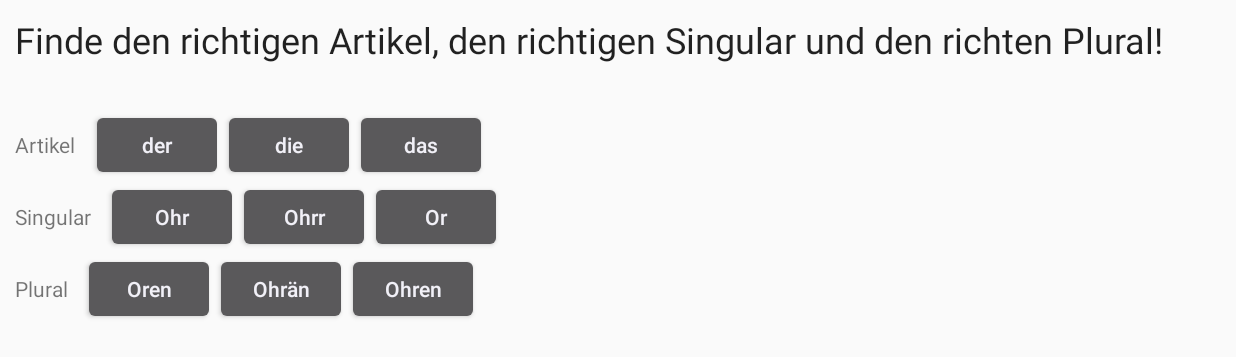
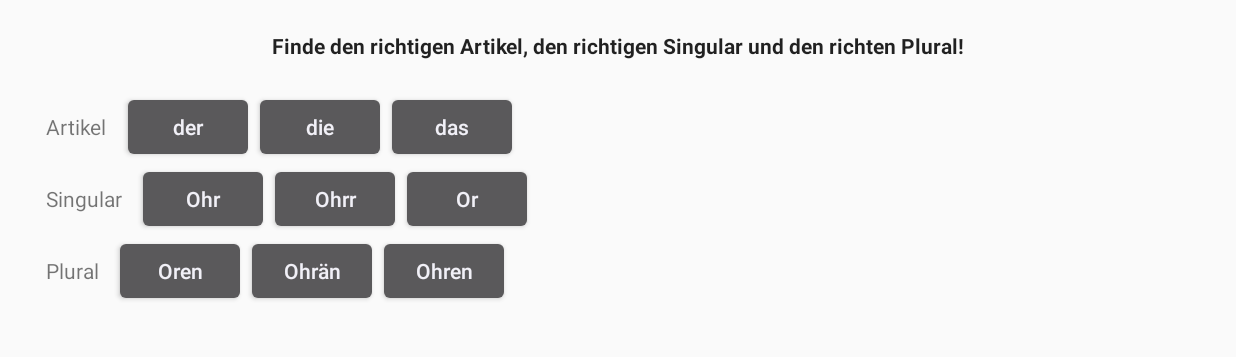
Before and after one commit to Kug5/UebenLollipop5_0, an Android app: the GermanSingularPluralActivity screen opened directly, with no data from a screen before it, on a phone screen of 824 x 412 dp (held sideways). Shown: the top 357 px of the screen. Run offline under Robolectric (Android 15) with nearby library versions, the phone set to English and light mode, and no system bars.

Commit message:
fixed layout in Singular/Plural and hopefully fixed TYPE_TEXT_FLAG_NO_SUGGESTIONS

```diff
--- a/app/build.gradle
+++ b/app/build.gradle
@@ -5,8 +5,8 @@ android {
     defaultConfig {
         applicationId "com.example.greiser.uebenlollipop5_0"
         minSdkVersion 21
-        versionCode 3
-        versionName "2.2.0"
+        versionCode 5
+        versionName "2.2.2"
         testInstrumentationRunner "android.support.test.runner.AndroidJUnitRunner"
     }
     buildTypes {
--- a/app/src/main/java/com/example/greiser/uebenlollipop5_0/activities/NameActivity.java
+++ b/app/src/main/java/com/example/greiser/uebenlollipop5_0/activities/NameActivity.java
@@ -6,6 +6,7 @@ import android.graphics.Color;
 import android.os.Bundle;
 import android.support.annotation.NonNull;
 import android.support.v7.app.AppCompatActivity;
+import android.text.InputType;
 import android.view.KeyEvent;
 import android.view.View;
 import android.view.inputmethod.EditorInfo;
@@ -74,6 +75,7 @@ public class NameActivity extends AppCompatActivity {
                     public void onClick(View v) {
                         inputName.setVisibility(View.VISIBLE);
                         inputName.requestFocus();
+                        inputName.setInputType(InputType.TYPE_TEXT_FLAG_NO_SUGGESTIONS | InputType.TYPE_TEXT_VARIATION_VISIBLE_PASSWORD);
                         InputMethodManager imm =
                                 (InputMethodManager) getSystemService(Context.INPUT_METHOD_SERVICE);
                         imm.showSoftInput(inputName, InputMethodManager.SHOW_FORCED);
--- a/app/src/main/java/com/example/greiser/uebenlollipop5_0/activities/german/GermanKonjugationActivity.java
+++ b/app/src/main/java/com/example/greiser/uebenlollipop5_0/activities/german/GermanKonjugationActivity.java
@@ -281,7 +281,7 @@ public class GermanKonjugationActivity extends AppCompatActivity {
                         toTest.setBackgroundColor(BACKGROUND_COLOR_INIT);
                         toTest.setVisibility(View.VISIBLE);
                         toTest.requestFocus();
-                        toTest.setInputType(InputType.TYPE_TEXT_FLAG_NO_SUGGESTIONS);
+                        toTest.setInputType(InputType.TYPE_TEXT_FLAG_NO_SUGGESTIONS | InputType.TYPE_TEXT_VARIATION_VISIBLE_PASSWORD);
                         InputMethodManager imm =
                                 (InputMethodManager) getSystemService(Context.INPUT_METHOD_SERVICE);
                         imm.showSoftInput(toTest, InputMethodManager.SHOW_FORCED);
@@ -300,7 +300,7 @@ public class GermanKonjugationActivity extends AppCompatActivity {
                         v.setText(userInput);
                         v.setSelection(userInput.length());
                         v.requestFocus();
-                        v.setInputType(InputType.TYPE_TEXT_FLAG_NO_SUGGESTIONS);
+                        v.setInputType(InputType.TYPE_TEXT_FLAG_NO_SUGGESTIONS | InputType.TYPE_TEXT_VARIATION_VISIBLE_PASSWORD);
                         InputMethodManager imm =
                                 (InputMethodManager) getSystemService(Context.INPUT_METHOD_SERVICE);
                         imm.showSoftInput(v, InputMethodManager.SHOW_FORCED);
--- a/app/src/main/java/com/example/greiser/uebenlollipop5_0/activities/german/GermanWriteActivity.java
+++ b/app/src/main/java/com/example/greiser/uebenlollipop5_0/activities/german/GermanWriteActivity.java
@@ -168,7 +168,7 @@ public class GermanWriteActivity extends AppCompatActivity {
                         preset.setVisibility(View.INVISIBLE);
                         layoutInput.setVisibility(View.VISIBLE);
                         userInput.requestFocus();
-                        userInput.setInputType(InputType.TYPE_TEXT_FLAG_NO_SUGGESTIONS);
+                        userInput.setInputType(InputType.TYPE_TEXT_FLAG_NO_SUGGESTIONS | InputType.TYPE_TEXT_VARIATION_VISIBLE_PASSWORD);
                         InputMethodManager imm =
                                 (InputMethodManager) getSystemService(Context.INPUT_METHOD_SERVICE);
                         imm.showSoftInput(userInput, InputMethodManager.SHOW_FORCED);
--- a/app/src/main/res/layout/activity_deutsch_singular_plural.xml
+++ b/app/src/main/res/layout/activity_deutsch_singular_plural.xml
@@ -4,6 +4,7 @@
     xmlns:tools="http://schemas.android.com/tools"
     android:layout_width="match_parent"
     android:layout_height="match_parent"
+    android:layout_margin="15dp"
     android:orientation="vertical"
     tools:context=".activities.german.GermanSingularPluralActivity">
 
@@ -11,24 +12,29 @@
         android:id="@+id/explanation"
         android:layout_width="match_parent"
         android:layout_height="wrap_content"
-        android:layout_margin="10dp"
+        android:padding="5dp"
         android:text="Finde den richtigen Artikel, den richtigen Singular und den richten Plural!"
-        android:textAlignment="viewStart"
-        android:textAppearance="@style/TextAppearance.AppCompat.Headline" />
+        android:textAlignment="center"
+        android:textAppearance="@style/TextAppearance.AppCompat.Headline"
+        android:textSize="14sp"
+        android:textStyle="bold" />
 
-    <ImageView
-        android:id="@+id/imageSingular"
+    <LinearLayout
         android:layout_width="match_parent"
-        android:layout_height="wrap_content"
-        android:layout_margin="10dp"
-        app:srcCompat="@android:drawable/btn_star_big_on" />
+        android:layout_height="match_parent"
+        android:orientation="horizontal"
+        android:padding="15dp">
+
+
+        <LinearLayout
+            android:layout_width="wrap_content"
+            android:layout_height="match_parent"
+            android:orientation="vertical">
 
             <LinearLayout
                 android:id="@+id/layoutArticle"
                 android:layout_width="match_parent"
                 android:layout_height="wrap_content"
-        android:layout_marginLeft="10dp"
-        android:layout_marginRight="10dp"
                 android:orientation="horizontal">
 
                 <TextView
@@ -40,12 +46,11 @@
                     android:text="Artikel" />
             </LinearLayout>
 
+
             <LinearLayout
                 android:id="@+id/layoutSingular"
                 android:layout_width="match_parent"
                 android:layout_height="wrap_content"
-        android:layout_marginLeft="10dp"
-        android:layout_marginRight="10dp"
                 android:orientation="horizontal">
 
                 <TextView
@@ -61,9 +66,6 @@
                 android:id="@+id/layoutPlural"
                 android:layout_width="match_parent"
                 android:layout_height="wrap_content"
-        android:layout_marginLeft="10dp"
-        android:layout_marginRight="10dp"
-        android:layout_marginBottom="10dp"
                 android:orientation="horizontal">
 
                 <TextView
@@ -73,5 +75,16 @@
                     android:layout_marginRight="10dp"
                     android:layout_weight="0"
                     android:text="Plural" />
+
             </LinearLayout>
+
         </LinearLayout>
+
+        <ImageView
+            android:id="@+id/imageSingular"
+            android:layout_width="wrap_content"
+            android:layout_height="wrap_content"
+            app:srcCompat="@android:drawable/btn_star_big_on" />
+    </LinearLayout>
+
+</LinearLayout>
--- a/app/src/main/res/layout/activity_deutsch_write.xml
+++ b/app/src/main/res/layout/activity_deutsch_write.xml
@@ -47,7 +47,7 @@
             android:digits="qwertzuiopüäölkjhgfdsayxcvbnmQWERTZUIOPÜÄÖLKJHGFDSAYXCVBNMß"
             android:ems="10"
             android:importantForAccessibility="no"
-            android:inputType="textNoSuggestions|textWebEmailAddress"
+            android:inputType="textNoSuggestions|textVisiblePassword"
             android:text="Name" />
 
     </LinearLayout>
```
Lines whose indentation alone changed are shown as unchanged.
